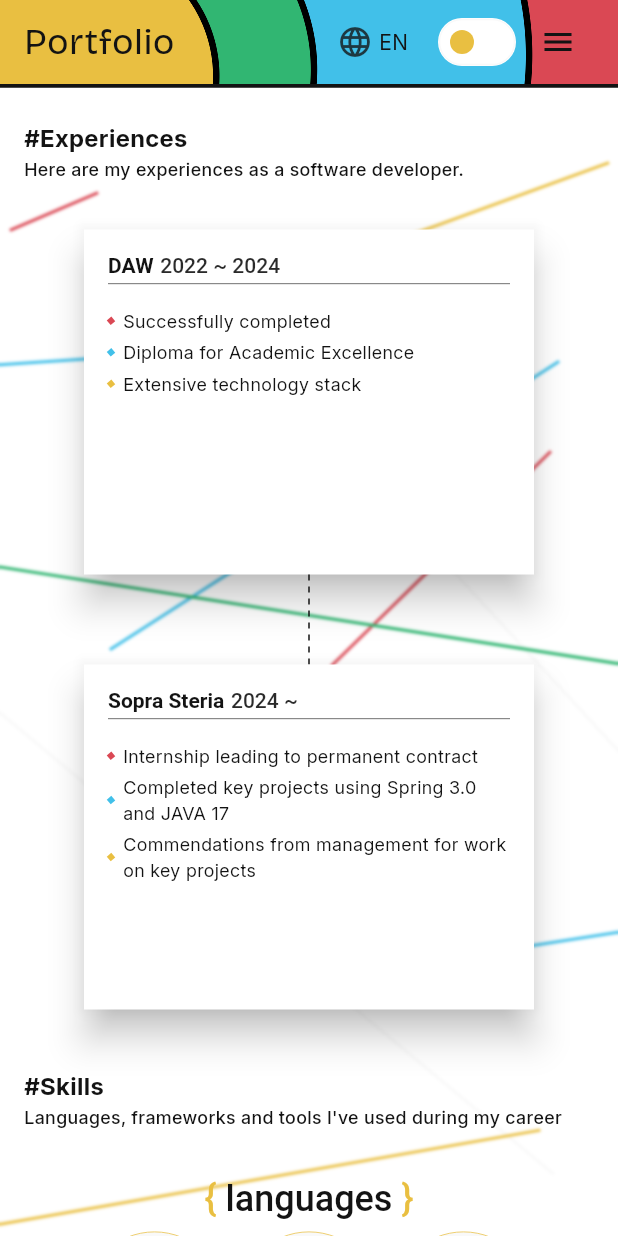
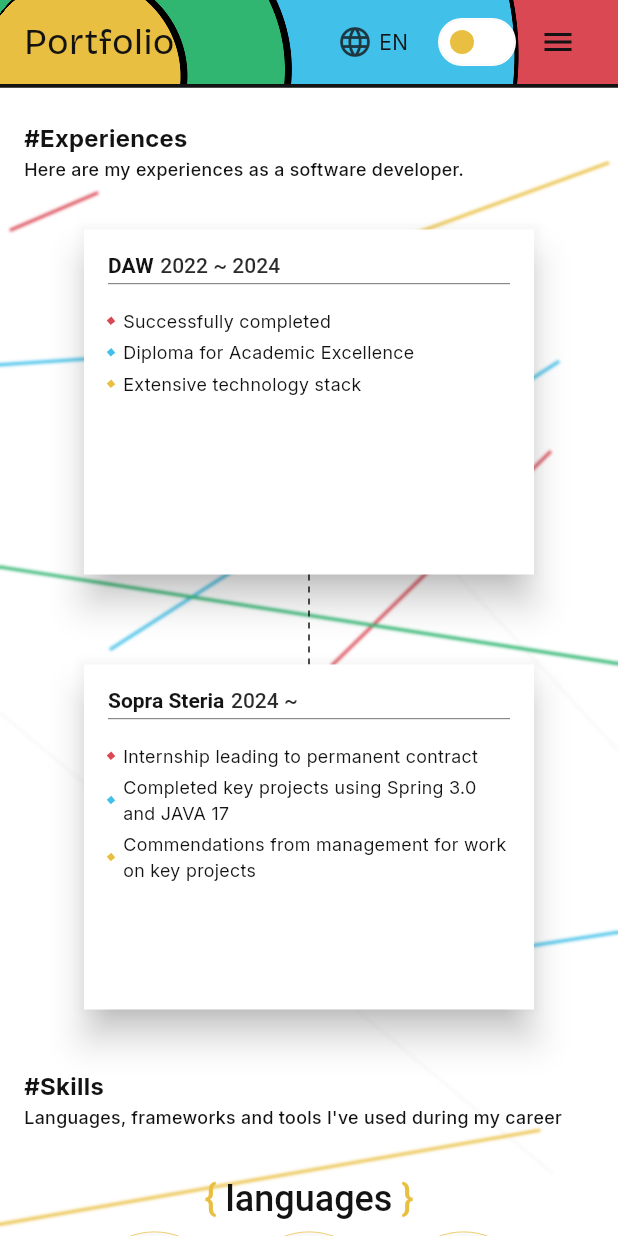
Before and after one commit to yojim6o/portfolio, a Flutter app: the screen it shows after launch, scrolled down 1152 dp, on a phone screen of 412 x 824 dp. Run offline on Flutter 3.47's test engine with Material 3 defaults, Android fonts, the phone set to English and light mode, and no system bars; drawn by our look-alikes of dotted_line; our stand-ins replace flutter_riverpod, flutter_svg, gap, riverpod_annotation, shared_preferences; generated files the repository leaves out were written again; project files that could hold a hidden picture were left out.

Commit message:
Add inner scroll to section (home). Also changed a bit the appBar gradient and addes dispose method to heroImage.

```diff
--- a/lib/constants/app_constants.dart
+++ b/lib/constants/app_constants.dart
@@ -3,6 +3,12 @@ import 'package:portfolio/extensions.dart';
 import 'package:portfolio/features/experiences/model/experience.dart';
 import 'package:portfolio/features/projects/model/project.dart';
 import 'package:portfolio/features/skills/model/skill.dart';
+
+class Keys {
+  Keys._();
+
+  static final homeKey = GlobalKey();
+}
 
 class AppIcon {
   AppIcon._();
--- a/lib/features/home/presentation/home_page.dart
+++ b/lib/features/home/presentation/home_page.dart
@@ -2,6 +2,7 @@ import 'dart:ui';
 
 import 'package:flutter/material.dart';
 import 'package:gap/gap.dart';
+import 'package:portfolio/constants/app_constants.dart';
 import 'package:portfolio/extensions.dart';
 import 'package:portfolio/features/experiences/presentation/experience_body.dart';
 import 'package:portfolio/features/home/presentation/hero_widget.dart';
@@ -32,25 +33,14 @@ class HomePage extends StatelessWidget {
                     constraints: BoxConstraints(maxWidth: Insets.maxWidth),
                     child: CustomScrollView(
                       slivers: [
-                        SliverToBoxAdapter(child: HeroWidget()),
+                        SliverToBoxAdapter(
+                          child: HeroWidget(key: Keys.homeKey),
+                        ),
                         SliverGap(context.insets.gap),
                         SliverToBoxAdapter(child: const HomeProjectList()),
                         SliverGap(context.insets.gap),
                         SliverToBoxAdapter(child: const ExperienceBody()),
                         SliverGap(context.insets.gap),
-                        /* SliverToBoxAdapter(
-                          child: HomeTitleSubtitle(
-                            title: context.text.skills,
-                            subtitle: context.text.skillsDescription,
-                          ),
-                        ),
-                        const SliverGap(32),
-                        SliverPadding(
-                          sliver: SkillList(),
-                          padding: EdgeInsets.symmetric(
-                            horizontal: context.insets.padding,
-                          ),
-                        ),*/
                         SliverToBoxAdapter(child: SkillList()),
                         SliverToBoxAdapter(child: MyFooter()),
                       ],
@@ -60,7 +50,7 @@ class HomePage extends StatelessWidget {
               ),
             ),
 
-            const MyAppBar(),
+            MyAppBar(),
           ],
         );
       },
--- a/lib/style/app_gradients.dart
+++ b/lib/style/app_gradients.dart
@@ -20,8 +20,8 @@ class AppGradients {
           0.42,
           0.739,
           0.74,
-          0.749,
-          0.75,
+          0.745,
+          0.746,
         ],
         colors: [
           AppColors.pietYellow,
@@ -41,7 +41,6 @@ class AppGradients {
         radius: radius,
         center: Alignment.center,
         focal: Alignment.bottomLeft,
-        focalRadius: 0.5,
       );
 
   static RadialGradient cardGradient({required double radius}) =>
--- a/lib/widgets/appbar/my_app_bar.dart
+++ b/lib/widgets/appbar/my_app_bar.dart
@@ -1,9 +1,11 @@
 import 'package:flutter/material.dart';
+import 'package:portfolio/constants/app_constants.dart';
 import 'package:portfolio/constants/app_menu_list.dart';
 import 'package:portfolio/extensions.dart';
 import 'package:portfolio/style/app_gradients.dart';
 import 'package:portfolio/style/app_size.dart';
 import 'package:portfolio/style/app_text_styles.dart';
+import 'package:portfolio/utils/utils.dart';
 import 'package:portfolio/widgets/appbar/app_bar_wrapper_icon.dart';
 import 'package:portfolio/widgets/appbar/drawer_menu.dart';
 import 'package:portfolio/widgets/appbar/language_switch.dart';
@@ -82,7 +84,7 @@ class MenuList extends StatelessWidget {
           (e) => LargeAppBarMenuItem(
             text: e.title,
             isSelected: true,
-            onTap: () {},
+            onTap: () => Utils.scrollToSection(Keys.homeKey),
           ),
         )
         .toList();
```
Also changed, not shown: lib/features/home/presentation/hero_image.dart (+7 -1 lines), lib/utils/utils.dart (+9 -0 lines).
